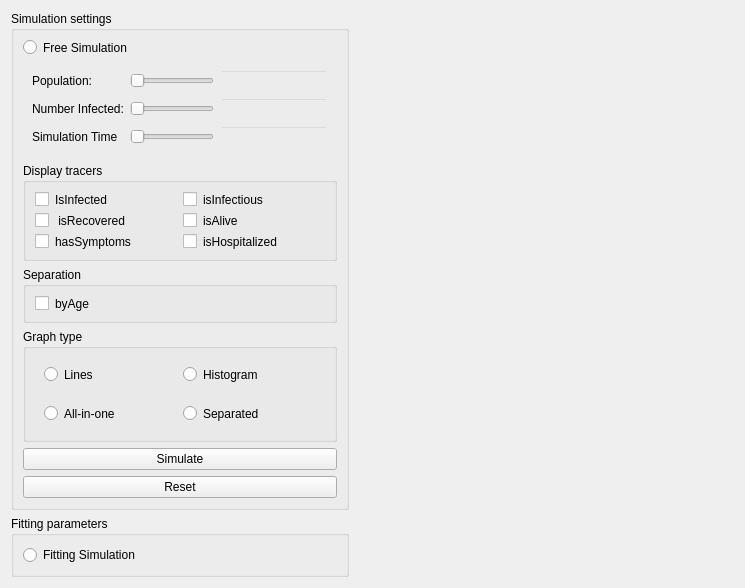
Qt form src/gui/views/simulationViewUi.ui (PyMarc2/virus-propagation-simulator) before a commit.
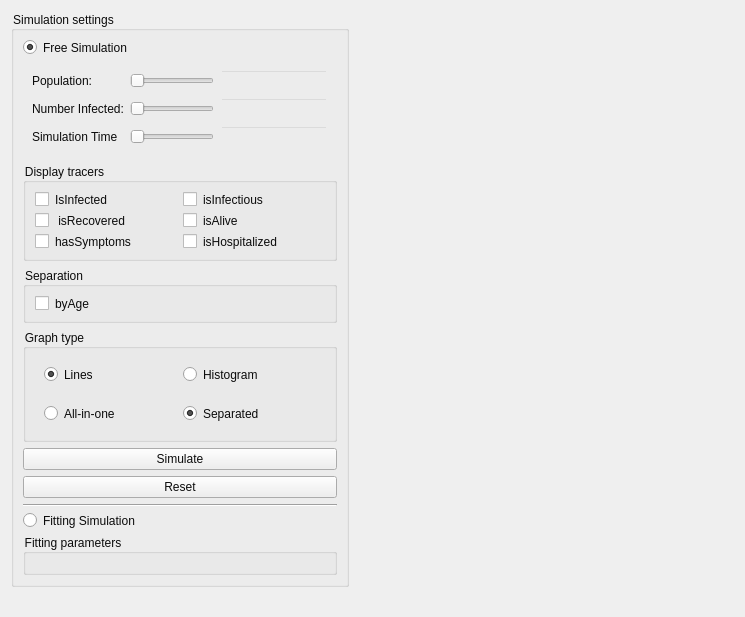
The same form after that commit. Custom widgets are drawn as their Qt base class.

Diff of the .ui file:
```diff
--- a/src/gui/views/simulationViewUi.ui
+++ b/src/gui/views/simulationViewUi.ui
@@ -7,35 +7,21 @@
     <x>0</x>
     <y>0</y>
     <width>745</width>
-    <height>529</height>
+    <height>617</height>
    </rect>
   </property>
   <property name="windowTitle">
    <string>Form</string>
   </property>
+  <property name="styleSheet">
+   <string notr="true">
+QWidget{
+color:#0B0B0B;
+font: 11pt &quot;OpenSans-Light&quot;;
+}
+</string>
+  </property>
   <layout class="QGridLayout" name="gridLayout">
-   <item row="1" column="0">
-    <widget class="QGroupBox" name="groupBox_2">
-     <property name="sizePolicy">
-      <sizepolicy hsizetype="Minimum" vsizetype="Preferred">
-       <horstretch>0</horstretch>
-       <verstretch>0</verstretch>
-      </sizepolicy>
-     </property>
-     <property name="title">
-      <string>Fitting parameters</string>
-     </property>
-     <layout class="QGridLayout" name="gridLayout_3">
-      <item row="0" column="0">
-       <widget class="QRadioButton" name="radioButton_2">
-        <property name="text">
-         <string>Fitting Simulation</string>
-        </property>
-       </widget>
-      </item>
-     </layout>
-    </widget>
-   </item>
    <item row="0" column="1" rowspan="2">
     <widget class="GraphicsLayoutWidget" name="pyqtgraphWidget" native="true">
      <property name="sizePolicy">
@@ -69,6 +55,9 @@
         <property name="text">
          <string>Free Simulation</string>
         </property>
+        <property name="checked">
+         <bool>true</bool>
+        </property>
        </widget>
       </item>
       <item>
@@ -230,6 +219,9 @@
               <property name="text">
                <string>Lines</string>
               </property>
+              <property name="checked">
+               <bool>true</bool>
+              </property>
              </widget>
             </item>
             <item row="0" column="1">
@@ -257,6 +249,9 @@
               <property name="text">
                <string>Separated</string>
               </property>
+              <property name="checked">
+               <bool>true</bool>
+              </property>
              </widget>
             </item>
            </layout>
@@ -279,6 +274,34 @@
         </property>
        </widget>
       </item>
+      <item>
+       <widget class="Line" name="line">
+        <property name="orientation">
+         <enum>Qt::Horizontal</enum>
+        </property>
+       </widget>
+      </item>
+      <item>
+       <widget class="QRadioButton" name="radioButton_2">
+        <property name="text">
+         <string>Fitting Simulation</string>
+        </property>
+       </widget>
+      </item>
+      <item>
+       <widget class="QGroupBox" name="groupBox_2">
+        <property name="sizePolicy">
+         <sizepolicy hsizetype="Minimum" vsizetype="Preferred">
+          <horstretch>0</horstretch>
+          <verstretch>0</verstretch>
+         </sizepolicy>
+        </property>
+        <property name="title">
+         <string>Fitting parameters</string>
+        </property>
+        <layout class="QGridLayout" name="gridLayout_3"/>
+       </widget>
+      </item>
      </layout>
     </widget>
    </item>
```
Left out of the diff: 10 changed lines with no effect on the pictures.
